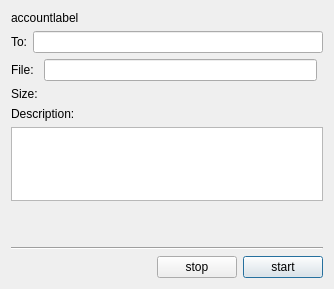
Before: the Qt Designer form src/filetrans.ui in psi-im/psi, drawn with Qt 5.
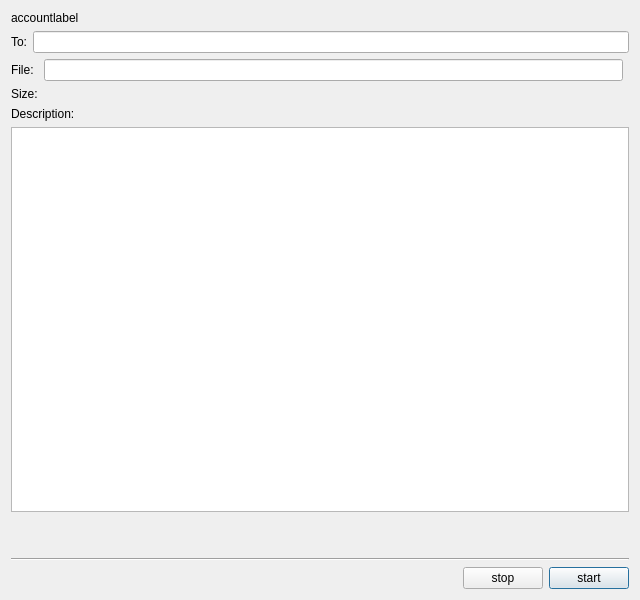
After: the same form once the commit is applied. Custom widgets are drawn as their Qt base class.

What changed in the file:
```diff
--- a/src/filetrans.ui
+++ b/src/filetrans.ui
@@ -6,8 +6,8 @@
    <rect>
     <x>0</x>
     <y>0</y>
-    <width>334</width>
-    <height>289</height>
+    <width>640</width>
+    <height>600</height>
    </rect>
   </property>
   <property name="windowTitle">
```
